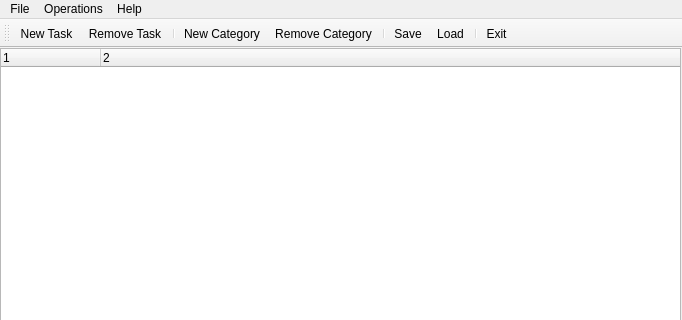
alaasalman/taskit, file MainForm.ui: the form before one commit; both pictures show x 0 to 682 and y 0 to 320 of the 682 by 602 pixel window.
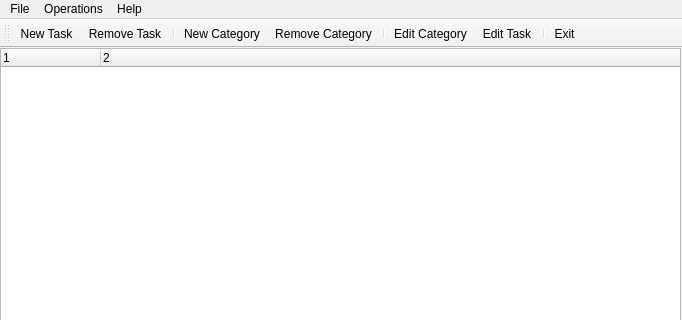
The form after the commit. Icons and pictures are not drawn.

Commit message: Implemented editing of tasks and categories. There are also corresponding methods in the DBHandler.py although the code that uses them is commented out. For now all saves are done when the user saves which is just a clear and save. This might change in the future so these methods are there for that.

What changed in the file:
```diff
--- a/MainForm.ui
+++ b/MainForm.ui
@@ -94,8 +94,8 @@
    <addaction name="actionAddCategory" />
    <addaction name="actionRemoveCategory" />
    <addaction name="separator" />
-   <addaction name="actionSave" />
-   <addaction name="actionLoad" />
+   <addaction name="actionEditCategory" />
+   <addaction name="actionEditTask" />
    <addaction name="separator" />
    <addaction name="actionExit" />
   </widget>
@@ -171,6 +171,22 @@
     <string>Clear</string>
    </property>
   </action>
+  <action name="actionEditTask" >
+   <property name="icon" >
+    <iconset>IconResources/script_edit.png</iconset>
+   </property>
+   <property name="text" >
+    <string>Edit Task</string>
+   </property>
+  </action>
+  <action name="actionEditCategory" >
+   <property name="icon" >
+    <iconset>IconResources/book_edit.png</iconset>
+   </property>
+   <property name="text" >
+    <string>Edit Category</string>
+   </property>
+  </action>
  </widget>
  <resources/>
  <connections>
```
Left out of the diff: 18 changed lines with no effect on the pictures. The commit also changes 8 other files.
